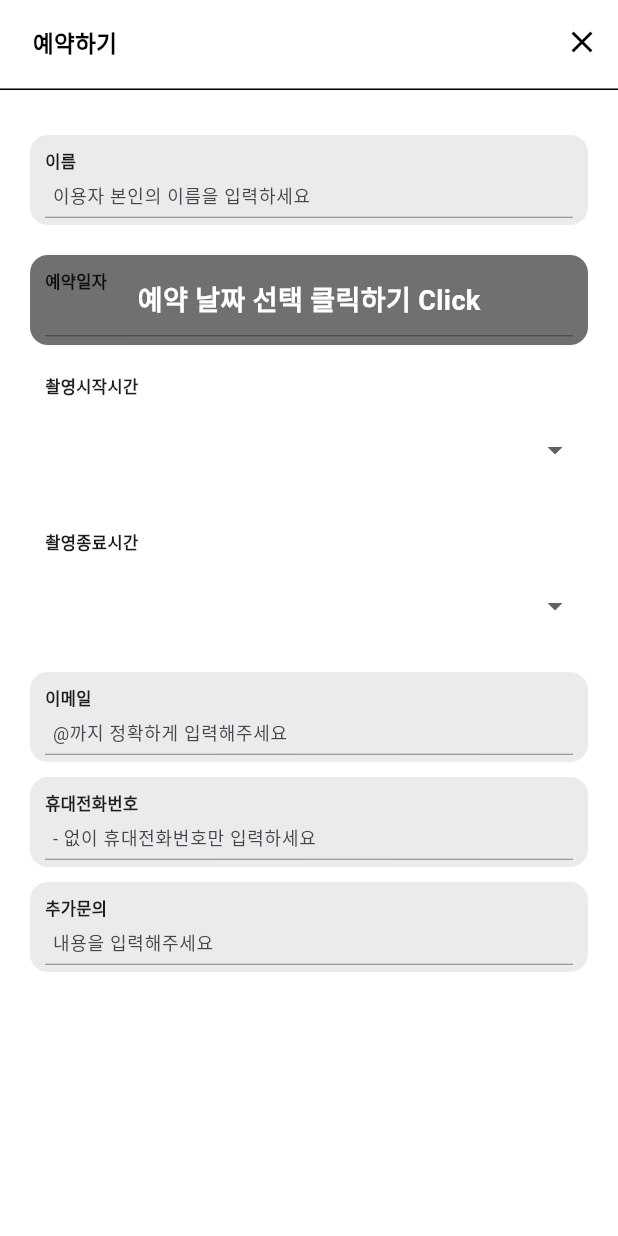
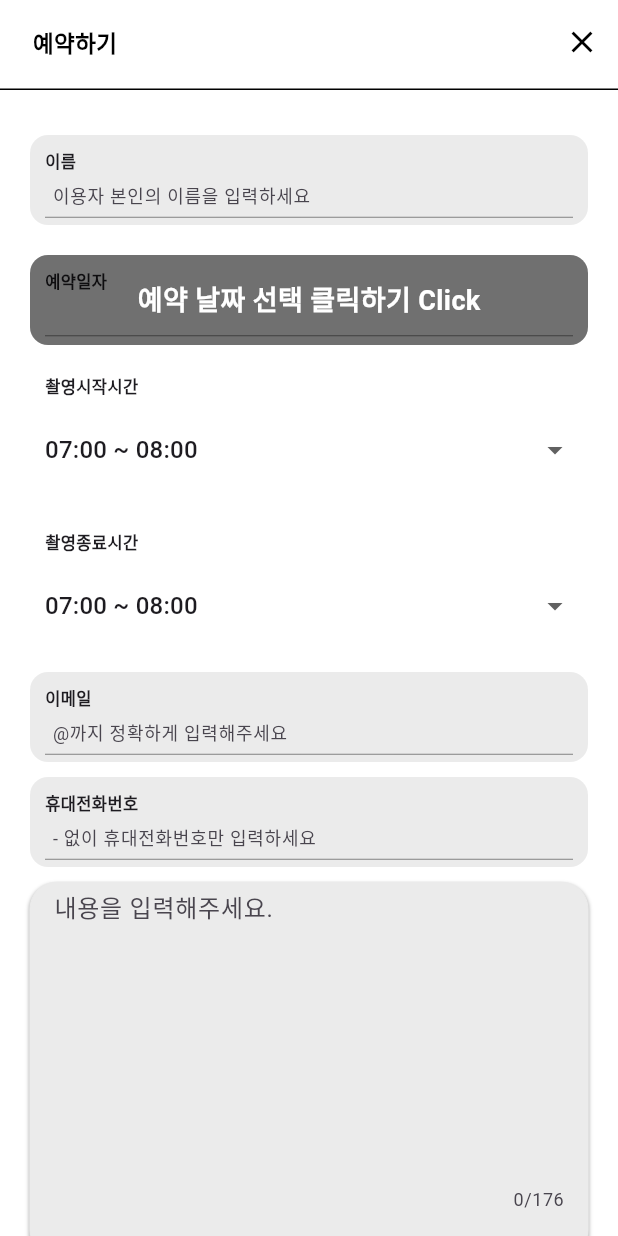
Before and after one commit to beewoo01/Grip, a Flutter app: the Reservation screen opened directly, on a phone screen of 412 x 824 dp. Run offline on Flutter 3.47's test engine with Material 2 defaults, Android fonts, the phone set to English and light mode, and no system bars; our stand-ins replace flutter_svg, smooth_page_indicator; network calls fail.

Commit message:
23.08.04

```diff
--- a/lib/category/reservation.dart
+++ b/lib/category/reservation.dart
@@ -80,8 +80,13 @@ class ReservationState extends State<Reservation> {
               ),
               Padding(
                 padding: const EdgeInsets.only(top: 10),
-                child: buildTextField('추가문의', '내용을 입력해주세요'),
+                child: buildQuestion(),
               ),
+
+
+              Padding(padding: EdgeInsets.only(bottom: 100))
+
+
             ],
           ),
         ));
@@ -122,6 +127,35 @@ class ReservationState extends State<Reservation> {
     );
   }
 
+  Widget buildQuestion(){
+    return Container(
+      width: double.infinity,
+      height: 250,
+      decoration: BoxDecoration(
+          color: HexColor.fromHex("#EBEBEB"),
+          border: Border.all(color: HexColor.fromHex("#EBEBEB"), width: 0.0),
+          borderRadius: BorderRadius.circular(18.0),
+          boxShadow: [
+            BoxShadow(
+                color: Colors.black.withOpacity(0.2),
+                spreadRadius: 1,
+                blurRadius: 1,
+                offset: const Offset(0, 2))
+          ]),
+      child: const TextField(
+        keyboardType: TextInputType.multiline,
+        maxLines: 8,
+        maxLength: 8 * 22,
+        decoration: InputDecoration(
+            border: InputBorder.none,
+            filled: true,
+            fillColor: Colors.transparent,
+            isDense: true,
+            hintText: '내용을 입력해주세요.'),
+      ),
+    );
+  }
+
   Widget buildFilmContainer(
       String title, String text, String value, List<String> items) {
     return SizedBox(
@@ -147,7 +181,7 @@ class ReservationState extends State<Reservation> {
                 child: DropdownButton(
                   underline: const SizedBox(),
                   isExpanded: true,
-                  value: value,
+                  value: '07:00 ~ 08:00',
                   items: items.map((String item) {
                     return DropdownMenuItem<String>(
                       value: item,
@@ -163,20 +197,7 @@ class ReservationState extends State<Reservation> {
                     }*/
                     });
                   },
-                )
-                /*Container(
-                  decoration: BoxDecoration(
-                      color: Colors.black,
-                      borderRadius: BorderRadius.circular(3)),
-                  child: Padding(
-                    padding: const EdgeInsets.all(5),
-                    child: Text(
-                      text,
-                      style: const TextStyle(
-                          color: Colors.white, fontWeight: FontWeight.bold),
-                    ),
-                  )),*/
-                ),
+                )),
           )
         ],
       ),
```
